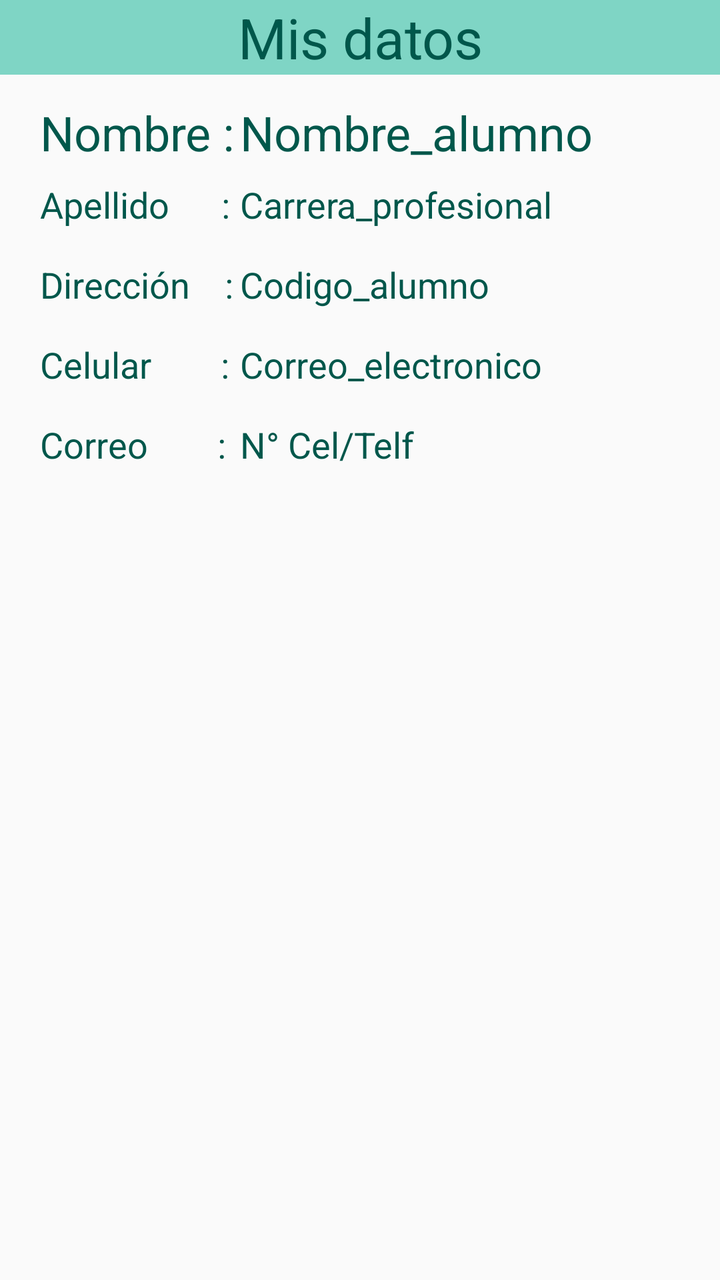
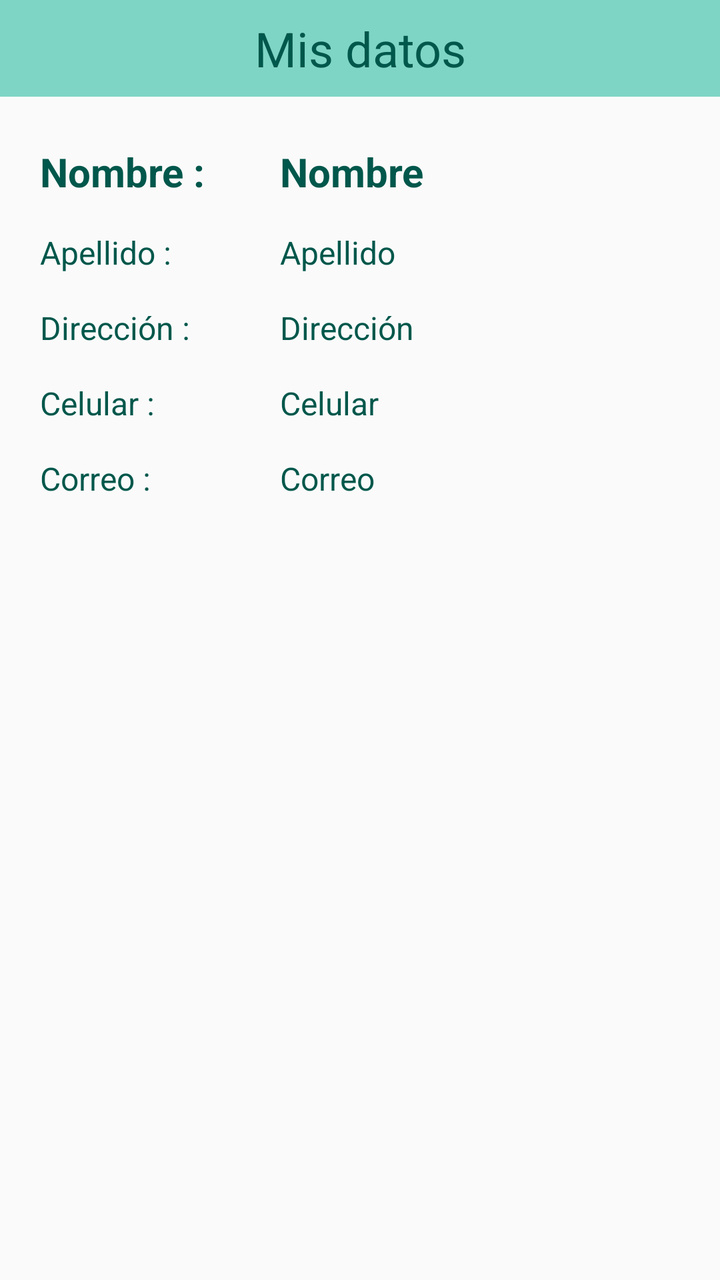

Before-and-after screenshots of an Android layout around one commit, followed by the original layout XML and the change that was made.
<!-- AndroidManifest.xml: application theme AppTheme -->
<!-- res/layout/fragment_fragmento_secretaria_perfil.xml -->
<?xml version="1.0" encoding="utf-8"?>
<FrameLayout xmlns:android="http://schemas.android.com/apk/res/android"
    xmlns:tools="http://schemas.android.com/tools"
    android:layout_width="match_parent"
    android:layout_height="match_parent"
    tools:context=".fragmento_secretaria.fragmento_secretaria_perfil">

    <TextView
        android:id="@+id/textView17"
        android:layout_width="414dp"
        android:layout_height="wrap_content"
        android:layout_gravity="center_horizontal"
        android:layout_marginTop="0dp"
        android:background="#7FD5C5"
        android:gravity="center_horizontal"
        android:text="Mis datos"
        android:textColor="@color/colorPrimaryDark"
        android:textSize="28sp" />

    <TextView
        android:id="@+id/s_nombre"
        android:layout_width="wrap_content"
        android:layout_height="wrap_content"
        android:layout_marginLeft="120dp"
        android:layout_marginTop="50dp"
        android:text="Nombre_alumno"
        android:textColor="@color/colorPrimaryDark"
        android:textSize="24sp" />

    <TextView
        android:id="@+id/s_nombre_"
        android:layout_width="wrap_content"
        android:layout_height="wrap_content"
        android:layout_marginLeft="20dp"
        android:layout_marginTop="50dp"
        android:text="Nombre :"
        android:textColor="@color/colorPrimaryDark"
        android:textSize="24sp" />

    <TextView
        android:id="@+id/s_apellido"
        android:layout_width="wrap_content"
        android:layout_height="wrap_content"
        android:layout_marginLeft="120dp"
        android:layout_marginTop="90dp"
        android:text="Carrera_profesional"
        android:textColor="@color/colorPrimaryDark"
        android:textSize="18sp" />

    <TextView
        android:id="@+id/s_apellido_"
        android:layout_width="wrap_content"
        android:layout_height="wrap_content"
        android:layout_marginLeft="20dp"
        android:layout_marginTop="90dp"
        android:text="Apellido      :"
        android:textColor="@color/colorPrimaryDark"
        android:textSize="18sp" />

    <TextView
        android:id="@+id/s_direccion"
        android:layout_width="wrap_content"
        android:layout_height="wrap_content"
        android:layout_marginLeft="120dp"
        android:layout_marginTop="130dp"
        android:text="Codigo_alumno"
        android:textColor="@color/colorPrimaryDark"
        android:textSize="18sp" />
    <TextView
        android:id="@+id/s_direccion_"
        android:layout_width="wrap_content"
        android:layout_height="wrap_content"
        android:layout_marginLeft="20dp"
        android:layout_marginTop="130dp"
        android:text="Dirección    :"
        android:textColor="@color/colorPrimaryDark"
        android:textSize="18sp" />

    <TextView
        android:id="@+id/s_celular"
        android:layout_width="wrap_content"
        android:layout_height="wrap_content"
        android:layout_marginLeft="120dp"
        android:layout_marginTop="170dp"
        android:text="Correo_electronico"
        android:textColor="@color/colorPrimaryDark"
        android:textSize="18sp" />
    <TextView
        android:id="@+id/s_celular_"
        android:layout_width="wrap_content"
        android:layout_height="wrap_content"
        android:layout_marginLeft="20dp"
        android:layout_marginTop="170dp"
        android:text="Celular        :"
        android:textColor="@color/colorPrimaryDark"
        android:textSize="18sp" />
    <TextView
        android:id="@+id/s_correo"
        android:layout_width="wrap_content"
        android:layout_height="wrap_content"
        android:layout_marginLeft="120dp"
        android:layout_marginTop="210dp"
        android:text="N° Cel/Telf"
        android:textColor="@color/colorPrimaryDark"
        android:textSize="18sp" />

    <TextView
        android:id="@+id/s_correo_"
        android:layout_width="wrap_content"
        android:layout_height="wrap_content"
        android:layout_marginLeft="20dp"
        android:layout_marginTop="210dp"
        android:text="Correo        :"
        android:textColor="@color/colorPrimaryDark"
        android:textSize="18sp" />


</FrameLayout>
<!-- resources referenced by this layout -->
<resources>
  <color name="colorPrimaryDark">#00574B</color>
  <style name="AppTheme" parent="Theme.AppCompat.Light.DarkActionBar">
          
          <item name="colorPrimary">@color/colorPrimary</item>
          <item name="colorPrimaryDark">@color/colorPrimaryDark</item>
          <item name="colorAccent">@color/colorAccent</item>
      </style>
  <color name="colorPrimary">#8BD8D0</color>
  <color name="colorAccent">#D81B60</color>
</resources>

<!-- the commit's change to res/layout/fragment_fragmento_secretaria_perfil.xml (unified diff, before → after) -->
@@ -1,118 +1,172 @@
 <?xml version="1.0" encoding="utf-8"?>
-<FrameLayout xmlns:android="http://schemas.android.com/apk/res/android"
+<LinearLayout xmlns:android="http://schemas.android.com/apk/res/android"
+    xmlns:app="http://schemas.android.com/apk/res-auto"
     xmlns:tools="http://schemas.android.com/tools"
     android:layout_width="match_parent"
     android:layout_height="match_parent"
+    android:orientation="vertical"
     tools:context=".fragmento_secretaria.fragmento_secretaria_perfil">
 
     <TextView
         android:id="@+id/textView17"
-        android:layout_width="414dp"
+        android:layout_width="match_parent"
         android:layout_height="wrap_content"
-        android:layout_gravity="center_horizontal"
-        android:layout_marginTop="0dp"
         android:background="#7FD5C5"
         android:gravity="center_horizontal"
+        android:paddingVertical="8dp"
         android:text="Mis datos"
         android:textColor="@color/colorPrimaryDark"
-        android:textSize="28sp" />
+        android:textSize="@dimen/header_text_size" />
 
-    <TextView
-        android:id="@+id/s_nombre"
-        android:layout_width="wrap_content"
-        android:layout_height="wrap_content"
-        android:layout_marginLeft="120dp"
-        android:layout_marginTop="50dp"
-        android:text="Nombre_alumno"
-        android:textColor="@color/colorPrimaryDark"
-        android:textSize="24sp" />
+    <ScrollView
+        android:layout_width="match_parent"
+        android:layout_height="0dp"
+        android:layout_weight="1"
+        android:fillViewport="true">
 
-    <TextView
-        android:id="@+id/s_nombre_"
-        android:layout_width="wrap_content"
-        android:layout_height="wrap_content"
-        android:layout_marginLeft="20dp"
-        android:layout_marginTop="50dp"
-        android:text="Nombre :"
-        android:textColor="@color/colorPrimaryDark"
-        android:textSize="24sp" />
+        <androidx.constraintlayout.widget.ConstraintLayout
+            android:layout_width="match_parent"
+            android:layout_height="wrap_content"
+            android:paddingStart="@dimen/screen_padding_horizontal"
+            android:paddingTop="@dimen/screen_padding_vertical"
+            android:paddingEnd="@dimen/screen_padding_horizontal"
+            android:paddingBottom="@dimen/screen_padding_vertical">
 
-    <TextView
-        android:id="@+id/s_apellido"
-        android:layout_width="wrap_content"
-        android:layout_height="wrap_content"
-        android:layout_marginLeft="120dp"
-        android:layout_marginTop="90dp"
-        android:text="Carrera_profesional"
-        android:textColor="@color/colorPrimaryDark"
-        android:textSize="18sp" />
+            <LinearLayout
+                android:layout_width="0dp"
+                android:layout_height="wrap_content"
+                android:orientation="vertical"
+                app:layout_constraintEnd_toEndOf="parent"
+                app:layout_constraintStart_toStartOf="parent"
+                app:layout_constraintTop_toTopOf="parent"
+                app:layout_constraintWidth_max="@dimen/content_max_width">
 
-    <TextView
-        android:id="@+id/s_apellido_"
-        android:layout_width="wrap_content"
-        android:layout_height="wrap_content"
-        android:layout_marginLeft="20dp"
-        android:layout_marginTop="90dp"
-        android:text="Apellido      :"
-        android:textColor="@color/colorPrimaryDark"
-        android:textSize="18sp" />
+                <LinearLayout
+                    android:layout_width="match_parent"
+                    android:layout_height="wrap_content"
+                    android:layout_marginTop="8dp"
+                    android:orientation="horizontal">
 
-    <TextView
-        android:id="@+id/s_direccion"
-        android:layout_width="wrap_content"
-        android:layout_height="wrap_content"
-        android:layout_marginLeft="120dp"
-        android:layout_marginTop="130dp"
-        android:text="Codigo_alumno"
-        android:textColor="@color/colorPrimaryDark"
-        android:textSize="18sp" />
-    <TextView
-        android:id="@+id/s_direccion_"
-        android:layout_width="wrap_content"
-        android:layout_height="wrap_content"
-        android:layout_marginLeft="20dp"
-        android:layout_marginTop="130dp"
-        android:text="Dirección    :"
-        android:textColor="@color/colorPrimaryDark"
-        android:textSize="18sp" />
+                    <TextView
+                        android:id="@+id/s_nombre_"
+                        android:layout_width="120dp"
+                        android:layout_height="wrap_content"
+                        android:text="Nombre :"
+                        android:textColor="@color/colorPrimaryDark"
+                        android:textSize="20sp"
+                        android:textStyle="bold" />
 
-    <TextView
-        android:id="@+id/s_celular"
-        android:layout_width="wrap_content"
-        android:layout_height="wrap_content"
-        android:layout_marginLeft="120dp"
-        android:layout_marginTop="170dp"
-        android:text="Correo_electronico"
-        android:textColor="@color/colorPrimaryDark"
-        android:textSize="18sp" />
-    <TextView
-        android:id="@+id/s_celular_"
-        android:layout_width="wrap_content"
-        android:layout_height="wrap_content"
-        android:layout_marginLeft="20dp"
-        android:layout_marginTop="170dp"
-        android:text="Celular        :"
-        android:textColor="@color/colorPrimaryDark"
-        android:textSize="18sp" />
-    <TextView
-        android:id="@+id/s_correo"
-        android:layout_width="wrap_content"
-        android:layout_height="wrap_content"
-        android:layout_marginLeft="120dp"
-        android:layout_marginTop="210dp"
-        android:text="N° Cel/Telf"
-        android:textColor="@color/colorPrimaryDark"
-        android:textSize="18sp" />
+                    <TextView
+                        android:id="@+id/s_nombre"
+                        android:layout_width="0dp"
+                        android:layout_height="wrap_content"
+                        android:layout_weight="1"
+                        android:text="Nombre"
+                        android:textColor="@color/colorPrimaryDark"
+                        android:textSize="20sp"
+                        android:textStyle="bold" />
+                </LinearLayout>
 
-    <TextView
-        android:id="@+id/s_correo_"
-        android:layout_width="wrap_content"
-        android:layout_height="wrap_content"
-        android:layout_marginLeft="20dp"
-        android:layout_marginTop="210dp"
-        android:text="Correo        :"
-        android:textColor="@color/colorPrimaryDark"
-        android:textSize="18sp" />
+                <LinearLayout
+                    android:layout_width="match_parent"
+                    android:layout_height="wrap_content"
+                    android:layout_marginTop="@dimen/form_section_spacing"
+                    android:orientation="horizontal">
 
+                    <TextView
+                        android:id="@+id/s_apellido_"
+                        android:layout_width="120dp"
+                        android:layout_height="wrap_content"
+                        android:text="Apellido :"
+                        android:textColor="@color/colorPrimaryDark"
+                        android:textSize="@dimen/body_text_size" />
 
-</FrameLayout>
+                    <TextView
+                        android:id="@+id/s_apellido"
+                        android:layout_width="0dp"
+                        android:layout_height="wrap_content"
+                        android:layout_weight="1"
+                        android:text="Apellido"
+                        android:textColor="@color/colorPrimaryDark"
+                        android:textSize="@dimen/body_text_size" />
+                </LinearLayout>
+
+                <LinearLayout
+                    android:layout_width="match_parent"
+                    android:layout_height="wrap_content"
+                    android:layout_marginTop="@dimen/form_section_spacing"
+                    android:orientation="horizontal">
+
+                    <TextView
+                        android:id="@+id/s_direccion_"
+                        android:layout_width="120dp"
+                        android:layout_height="wrap_content"
+                        android:text="Dirección :"
+                        android:textColor="@color/colorPrimaryDark"
+                        android:textSize="@dimen/body_text_size" />
+
+                    <TextView
+                        android:id="@+id/s_direccion"
+                        android:layout_width="0dp"
+                        android:layout_height="wrap_content"
+                        android:layout_weight="1"
+                        android:text="Dirección"
+                        android:textColor="@color/colorPrimaryDark"
+                        android:textSize="@dimen/body_text_size" />
+                </LinearLayout>
+
+                <LinearLayout
+                    android:layout_width="match_parent"
+                    android:layout_height="wrap_content"
+                    android:layout_marginTop="@dimen/form_section_spacing"
+                    android:orientation="horizontal">
+
+                    <TextView
+                        android:id="@+id/s_celular_"
+                        android:layout_width="120dp"
+                        android:layout_height="wrap_content"
+                        android:text="Celular :"
+                        android:textColor="@color/colorPrimaryDark"
+                        android:textSize="@dimen/body_text_size" />
+
+                    <TextView
+                        android:id="@+id/s_celular"
+                        android:layout_width="0dp"
+                        android:layout_height="wrap_content"
+                        android:layout_weight="1"
+                        android:text="Celular"
+                        android:textColor="@color/colorPrimaryDark"
+                        android:textSize="@dimen/body_text_size" />
+                </LinearLayout>
+
+                <LinearLayout
+                    android:layout_width="match_parent"
+                    android:layout_height="wrap_content"
+                    android:layout_marginTop="@dimen/form_section_spacing"
+                    android:orientation="horizontal">
+
+                    <TextView
+                        android:id="@+id/s_correo_"
+                        android:layout_width="120dp"
+                        android:layout_height="wrap_content"
+                        android:text="Correo :"
+                        android:textColor="@color/colorPrimaryDark"
+                        android:textSize="@dimen/body_text_size" />
+
+                    <TextView
+                        android:id="@+id/s_correo"
+                        android:layout_width="0dp"
+                        android:layout_height="wrap_content"
+                        android:layout_weight="1"
+                        android:text="Correo"
+                        android:textColor="@color/colorPrimaryDark"
+                        android:textSize="@dimen/body_text_size" />
+                </LinearLayout>
+
+            </LinearLayout>
+
+        </androidx.constraintlayout.widget.ConstraintLayout>
+
+    </ScrollView>
+
+</LinearLayout>
<!-- resource entries referenced after the edit -->
@@ -1,6 +1,12 @@
 <!-- resources referenced by this layout -->
 <resources>
   <color name="colorPrimaryDark">#00574B</color>
+  <dimen name="body_text_size">16sp</dimen>
+  <dimen name="content_max_width">480dp</dimen>
+  <dimen name="form_section_spacing">16dp</dimen>
+  <dimen name="header_text_size">24sp</dimen>
+  <dimen name="screen_padding_horizontal">20dp</dimen>
+  <dimen name="screen_padding_vertical">16dp</dimen>
   <style name="AppTheme" parent="Theme.AppCompat.Light.DarkActionBar">
           
           <item name="colorPrimary">@color/colorPrimary</item>
